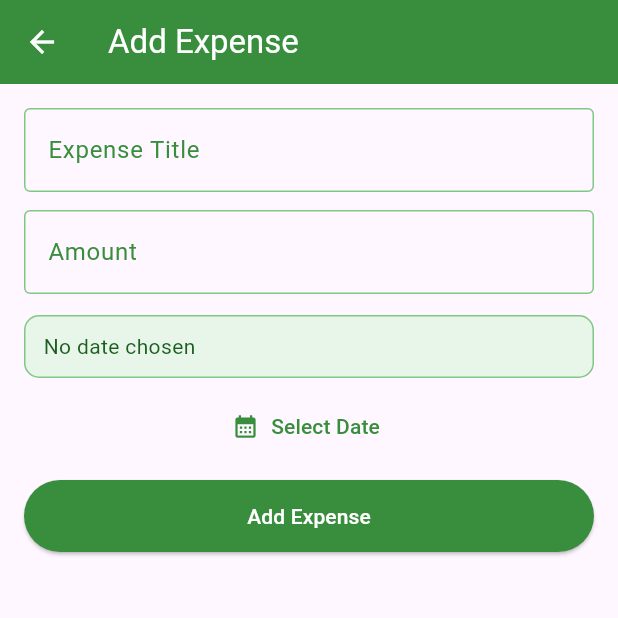
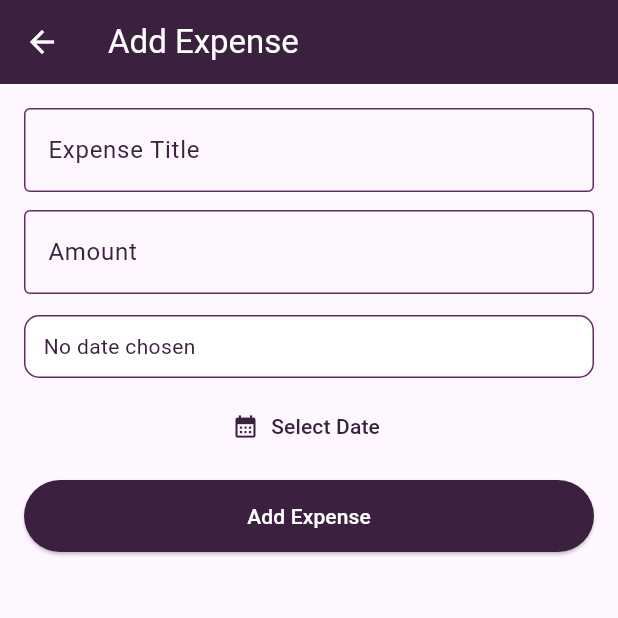
Before and after one commit to Mohana2404/spendify, a Flutter app: the screen it shows after launch, after a tap on the "add" icon, on a phone screen of 412 x 824 dp, the top half of it. Run offline on Flutter 3.47's test engine with Material 3 defaults, Android fonts, the phone set to English and light mode, and no system bars.

Commit message:
Update colors and refactor home screen UI
Replace green theme in add_expenses_screen.dart with custom ARGB colors for app bar, inputs, borders, date box and buttons; adjust input decoration and container styling. Refactor home_screen.dart: replace ExpenseCard stub with CategoryCard, move FloatingActionButton into Scaffold, add HTTP imports and simple async _fetchExpenses(), expensesData/totalExpenses variables and calculateTotalExpenses() helper to start wiring remote data. Also update local backend/db.sqlite3 (binary DB changed).

```diff
--- a/lib/screens/add_expenses_screen.dart
+++ b/lib/screens/add_expenses_screen.dart
@@ -84,13 +84,12 @@ class _AddExpensesScreenState extends State<AddExpensesScreen> {
 
   @override
   Widget build(BuildContext context) {
-    final greenPrimary = Colors.green.shade700;
-    final greenBorder = Colors.green.shade300;
+
 
     return Scaffold(
       appBar: AppBar(
         title: const Text('Add Expense'),
-        backgroundColor: greenPrimary,
+        backgroundColor:Color.fromARGB(255, 59, 32, 63),
         foregroundColor: Colors.white,
       ),
       body: Form(
@@ -111,15 +110,15 @@ class _AddExpensesScreenState extends State<AddExpensesScreen> {
                 },
                 decoration: InputDecoration(
                   labelText: 'Expense Title',
-                  labelStyle: TextStyle(color: greenPrimary),
+                  labelStyle: TextStyle(color: Color.fromARGB(255, 59, 32, 63)),
                   enabledBorder: OutlineInputBorder(
-                    borderSide: BorderSide(color: greenBorder),
+                    borderSide: BorderSide(color: Color.fromARGB(255, 102, 38, 111)),
                   ),
                   focusedBorder: OutlineInputBorder(
-                    borderSide: BorderSide(color: greenPrimary, width: 2),
+                    borderSide: BorderSide(color: Color.fromARGB(255, 102, 38, 111) , width: 2),
                   ),
                   border: OutlineInputBorder(
-                    borderSide: BorderSide(color: greenBorder),
+                    borderSide: BorderSide(color: Color.fromARGB(255, 102, 38, 111)),
                   ),
                 ),
               ),
@@ -137,15 +136,15 @@ class _AddExpensesScreenState extends State<AddExpensesScreen> {
                 decoration: InputDecoration(
                   labelText: 'Amount',
                   prefixText: 'Rs. ',
-                  labelStyle: TextStyle(color: greenPrimary),
+                  labelStyle: TextStyle(color: Color.fromARGB(255, 59, 32, 63)),
                   enabledBorder: OutlineInputBorder(
-                    borderSide: BorderSide(color: greenBorder),
+                    borderSide: BorderSide(color: Color.fromARGB(255, 102, 38, 111)),
                   ),
                   focusedBorder: OutlineInputBorder(
-                    borderSide: BorderSide(color: greenPrimary, width: 2),
+                    borderSide: BorderSide(color: Color.fromARGB(255, 102, 38, 111), width: 2),
                   ),
                   border: OutlineInputBorder(
-                    borderSide: BorderSide(color: greenBorder),
+                    borderSide: BorderSide(color: Color.fromARGB(255, 102, 38, 111)),
                   ),
                 ),
               ),
@@ -153,15 +152,15 @@ class _AddExpensesScreenState extends State<AddExpensesScreen> {
               Container(
                 padding: const EdgeInsets.symmetric(horizontal: 12, vertical: 10),
                 decoration: BoxDecoration(
-                  color: Colors.green.shade50,
+                  color: Colors.white,
                   borderRadius: BorderRadius.circular(10),
-                  border: Border.all(color: greenBorder),
+                  border: Border.all(color: Color.fromARGB(255, 102, 38, 111)),
                 ),
                 child: Text(
                   _selectedDate == null
                       ? 'No date chosen'
                       : 'Picked date: ${_selectedDate!.day}-${_selectedDate!.month}-${_selectedDate!.year}',
-                  style: TextStyle(color: Colors.green.shade900),
+                  style: TextStyle(color: Color.fromARGB(255, 59, 32, 63)),
                 ),
               ),
               const SizedBox(height: 8),
@@ -169,10 +168,10 @@ class _AddExpensesScreenState extends State<AddExpensesScreen> {
                 alignment: Alignment.center,
                 child: TextButton.icon(
                   onPressed: datePicker,
-                  icon: Icon(Icons.calendar_month, color: greenPrimary),
+                  icon: Icon(Icons.calendar_month, color: Color.fromARGB(255, 59, 32, 63)),
                   label: Text(
                     'Select Date',
-                    style: TextStyle(color: greenPrimary),
+                    style: TextStyle(color: Color.fromARGB(255, 59, 32, 63)),
                   ),
                 ),
               ),
@@ -180,7 +179,7 @@ class _AddExpensesScreenState extends State<AddExpensesScreen> {
               ElevatedButton(
                 onPressed: submitForm,
                 style: ElevatedButton.styleFrom(
-                  backgroundColor: greenPrimary,
+                  backgroundColor: Color.fromARGB(255, 59, 32, 63),
                   foregroundColor: Colors.white,
                   padding: const EdgeInsets.symmetric(vertical: 14),
                 ),
--- a/lib/screens/home_screen.dart
+++ b/lib/screens/home_screen.dart
@@ -1,4 +1,7 @@
 import "package:flutter/material.dart";
+import "package:http/http.dart";
+import 'dart:convert';
+
 class HomeScreen extends StatelessWidget {
   const HomeScreen({super.key});
 
@@ -6,37 +9,36 @@ class HomeScreen extends StatelessWidget {
   Widget build(BuildContext context) {
     return Scaffold(
       appBar: AppBar(title: const Text("Spendify")),
-        body:
-        Column (
+      body: const
+         Column(
+          mainAxisAlignment: MainAxisAlignment.start,
           children: [
-            ExpenseCard(title: "Groceries", date: "26-dec", amount: "-500.00 ₹"),
-            ExpenseCard(title: "Electricity Bill", date: "27-dec", amount: "-1200.00 ₹"),
-            ExpenseCard(title: "Dinner Out", date: "28-dec", amount: "-800.00 ₹"),
-            Row(
-              mainAxisAlignment: MainAxisAlignment.end,
-              crossAxisAlignment: CrossAxisAlignment.end,
+            CategoryCard()
+          ],
+        ),
 
-              children: [
-                FloatingActionButton(
+
+
+      floatingActionButton: FloatingActionButton(
         onPressed: () {
           Navigator.pushNamed(context, "/add-expense");
         },
         child: const Icon(Icons.add),
+
       ),
-              ],
-            )
-          ],
-        )
+
+      floatingActionButtonLocation: FloatingActionButtonLocation.endFloat,
 
     );
+
   }
 }
 
-class ExpenseCard extends StatelessWidget {
-  const ExpenseCard({super.key, required this.title, required this.date, required this.amount});
-  final String title;
-  final String date;
-  final String amount;
+
+
+class CategoryCard extends StatelessWidget {
+  const CategoryCard({super.key});
+
   @override
   Widget build(BuildContext context) {
     return Card(
@@ -51,16 +53,20 @@ class ExpenseCard extends StatelessWidget {
             Column(
               mainAxisSize: MainAxisSize.min,
               children: [
-                Text(title),
-                Text(date),
+                Text("Food"),
+                Text(totalExpenses.toStringAsFixed(2)),
+
+
 
               ],
             ),
             Container(
               child: Text(
-                amount.toString()),
+                "Food",
+                style: TextStyle(fontSize: 16),
+              ),
               decoration: BoxDecoration(
-                color: Colors.red[100],
+
                 borderRadius: BorderRadius.circular(5),
 
               ),
@@ -74,3 +80,21 @@ class ExpenseCard extends StatelessWidget {
 
  }
 }
+
+Future<String> _fetchExpenses() async {
+  final url = Uri.parse('https://127.0.0.1:8000/expenses');
+  final response = await get(url);
+  response.statusCode == 200
+      ? print('Expenses fetched successfully: ${response.body}')
+      : print('Failed to fetch expenses. Status code: ${response.statusCode}');
+
+  return response.body;
+
+
+}
+
+var expensesData = _fetchExpenses();
+var totalExpenses = 0.0;
+void calculateTotalExpenses(String expensesJson) {
+  totalExpenses = (jsonDecode(expensesJson) as List).fold(0.0, (sum, expense) => sum + expense['amount']);
+}
```
Also changed, not shown: 1 other file. Lines whose indentation alone changed are shown as unchanged.
